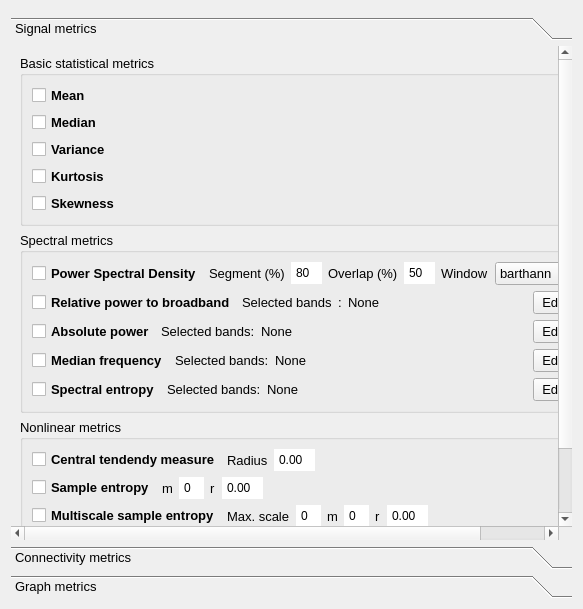
medusabci/medusa-analyzer, file Parameters/parameters_widget.ui: the form before one commit.
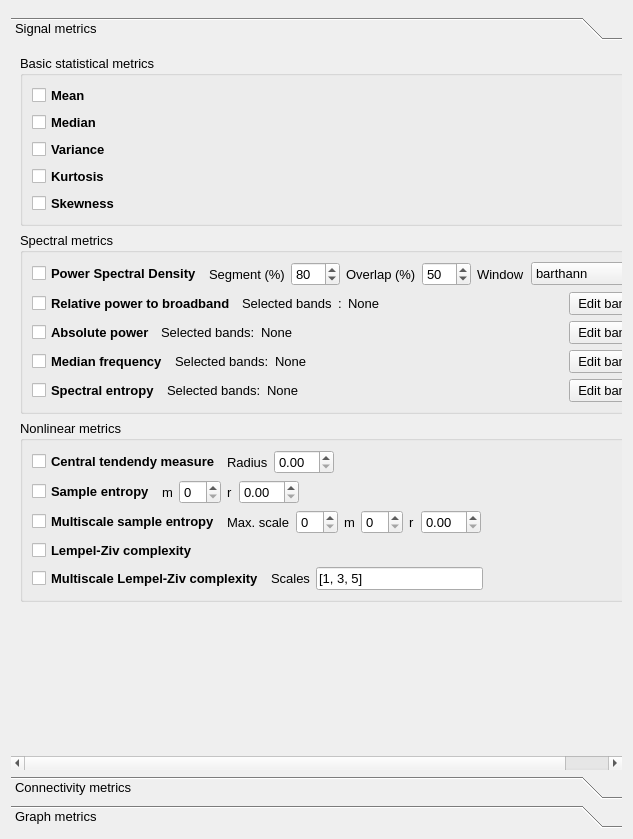
The form after the commit. The open tabs and pages were chosen to show the change.

```diff
--- a/Parameters/parameters_widget.ui
+++ b/Parameters/parameters_widget.ui
@@ -6,8 +6,8 @@
    <rect>
     <x>0</x>
     <y>0</y>
-    <width>583</width>
-    <height>609</height>
+    <width>633</width>
+    <height>839</height>
    </rect>
   </property>
   <property name="font">
@@ -41,8 +41,8 @@
        <rect>
         <x>0</x>
         <y>0</y>
-        <width>783</width>
-        <height>691</height>
+        <width>643</width>
+        <height>698</height>
        </rect>
       </property>
       <attribute name="label">
@@ -217,12 +217,7 @@
             <item>
              <widget class="QSpinBox" name="segmentpsdBox">
               <property name="styleSheet">
-               <string notr="true">QSpinBox::up-button, QSpinBox::down-button {
-    width: 0;
-    height: 0;
-    border: none;
-}
-</string>
+               <string notr="true"/>
               </property>
               <property name="maximum">
                <number>100</number>
@@ -246,12 +241,7 @@
             <item>
              <widget class="QSpinBox" name="overlappsdBox">
               <property name="styleSheet">
-               <string notr="true">QSpinBox::up-button, QSpinBox::down-button {
-    width: 0;
-    height: 0;
-    border: none;
-}
-</string>
+               <string notr="true"/>
               </property>
               <property name="maximum">
                <number>100</number>
@@ -587,12 +577,7 @@
             <item>
              <widget class="QDoubleSpinBox" name="ctmrBox">
               <property name="styleSheet">
-               <string notr="true">QDoubleSpinBox::up-button, QDoubleSpinBox::down-button {
-    width: 0;
-    height: 0;
-    border: none;
-}
-</string>
+               <string notr="true"/>
               </property>
              </widget>
             </item>
@@ -642,12 +627,7 @@
             <item>
              <widget class="QSpinBox" name="sampenmBox">
               <property name="styleSheet">
-               <string notr="true">QSpinBox::up-button, QSpinBox::down-button {
-    width: 0;
-    height: 0;
-    border: none;
-}
-</string>
+               <string notr="true"/>
               </property>
              </widget>
             </item>
@@ -664,12 +644,7 @@
             <item>
              <widget class="QDoubleSpinBox" name="sampenrBox">
               <property name="styleSheet">
-               <string notr="true">QDoubleSpinBox::up-button, QDoubleSpinBox::down-button {
-    width: 0;
-    height: 0;
-    border: none;
-}
-</string>
+               <string notr="true"/>
               </property>
              </widget>
             </item>
@@ -719,12 +694,7 @@
             <item>
              <widget class="QSpinBox" name="msampenscaleBox">
               <property name="styleSheet">
-               <string notr="true">QSpinBox::up-button, QSpinBox::down-button {
-    width: 0;
-    height: 0;
-    border: none;
-}
-</string>
+               <string notr="true"/>
               </property>
              </widget>
             </item>
@@ -741,12 +711,7 @@
             <item>
              <widget class="QSpinBox" name="msampenmBox">
               <property name="styleSheet">
-               <string notr="true">QSpinBox::up-button, QSpinBox::down-button {
-    width: 0;
-    height: 0;
-    border: none;
-}
-</string>
+               <string notr="true"/>
               </property>
              </widget>
             </item>
@@ -763,12 +728,7 @@
             <item>
              <widget class="QDoubleSpinBox" name="msampenrBox">
               <property name="styleSheet">
-               <string notr="true">QDoubleSpinBox::up-button, QDoubleSpinBox::down-button {
-    width: 0;
-    height: 0;
-    border: none;
-}
-</string>
+               <string notr="true"/>
               </property>
              </widget>
             </item>
```
Left out of the diff: 10 changed lines with no effect on the pictures.
